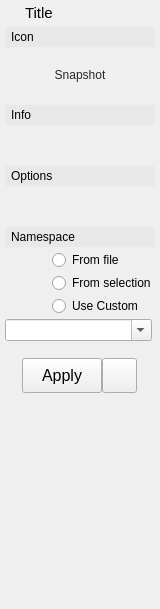
krathjen/studiolibrary, file src/studiolibrarymaya/resource/ui/BaseLoadWidget.ui: the form before one commit.
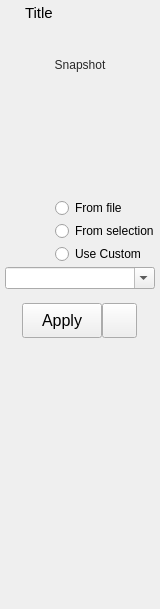
The form after the commit. Icons and pictures are not drawn.

Commit message: Improve the group box title widgets when loading an item

Patch:
```diff
--- a/src/studiolibrarymaya/resource/ui/BaseLoadWidget.ui
+++ b/src/studiolibrarymaya/resource/ui/BaseLoadWidget.ui
@@ -125,7 +125,13 @@
        <number>0</number>
       </property>
       <item>
-       <widget class="QFrame" name="iconToggleBoxHeading">
+       <widget class="QFrame" name="iconTitleFrame">
+        <property name="minimumSize">
+         <size>
+          <width>0</width>
+          <height>10</height>
+         </size>
+        </property>
         <property name="styleSheet">
          <string notr="true"/>
         </property>
@@ -142,43 +148,6 @@
          <property name="margin">
           <number>0</number>
          </property>
-         <item>
-          <widget class="QPushButton" name="iconToggleBoxButton">
-           <property name="minimumSize">
-            <size>
-             <width>0</width>
-             <height>20</height>
-            </size>
-           </property>
-           <property name="styleSheet">
-            <string notr="true">
-QPushButton {
-	Text-align: left;
-	padding-left: 5px;
-}
-
-QPushButton:Checked {
-	background-color: rgb(255,255,255,25);
-}
-
-QPushButton:!Checked {
-	background-color: rgb(255,255,255,10);
-}</string>
-           </property>
-           <property name="text">
-            <string>Icon</string>
-           </property>
-           <property name="checkable">
-            <bool>true</bool>
-           </property>
-           <property name="checked">
-            <bool>true</bool>
-           </property>
-           <property name="flat">
-            <bool>true</bool>
-           </property>
-          </widget>
-         </item>
         </layout>
        </widget>
       </item>
@@ -199,9 +168,12 @@
         <property name="frameShadow">
          <enum>QFrame::Plain</enum>
         </property>
+        <property name="lineWidth">
+         <number>0</number>
+        </property>
         <layout class="QVBoxLayout" name="verticalLayout_8">
          <property name="spacing">
-          <number>3</number>
+          <number>0</number>
          </property>
          <property name="leftMargin">
           <number>0</number>
@@ -353,7 +325,13 @@
        <number>0</number>
       </property>
       <item>
-       <widget class="QFrame" name="infoToggleBoxHeading">
+       <widget class="QFrame" name="infoTitleFrame">
+        <property name="minimumSize">
+         <size>
+          <width>0</width>
+          <height>10</height>
+         </size>
+        </property>
         <property name="styleSheet">
          <string notr="true"/>
         </property>
@@ -370,54 +348,23 @@
          <property name="margin">
           <number>0</number>
          </property>
-         <item>
-          <widget class="QPushButton" name="infoToggleBoxButton">
-           <property name="minimumSize">
-            <size>
-             <width>0</width>
-             <height>20</height>
-            </size>
-           </property>
-           <property name="styleSheet">
-            <string notr="true">
-QPushButton {
-	Text-align: left;
-	padding-left: 5px;
-}
-
-QPushButton:Checked {
-	background-color: rgb(255,255,255,25);
-}
-
-QPushButton:!Checked {
-	background-color: rgb(255,255,255,10);
-}</string>
-           </property>
-           <property name="text">
-            <string>Info</string>
-           </property>
-           <property name="checkable">
-            <bool>true</bool>
-           </property>
-           <property name="checked">
-            <bool>true</bool>
-           </property>
-           <property name="flat">
-            <bool>true</bool>
-           </property>
-          </widget>
-         </item>
         </layout>
        </widget>
       </item>
       <item>
-       <widget class="QFrame" name="infoToggleBoxFrame">
+       <widget class="QFrame" name="infoFrame">
         <property name="sizePolicy">
          <sizepolicy hsizetype="Preferred" vsizetype="Fixed">
           <horstretch>0</horstretch>
           <verstretch>0</verstretch>
          </sizepolicy>
         </property>
+        <property name="minimumSize">
+         <size>
+          <width>0</width>
+          <height>30</height>
+         </size>
+        </property>
         <property name="styleSheet">
          <string notr="true"/>
         </property>
@@ -425,11 +372,14 @@
          <enum>QFrame::NoFrame</enum>
         </property>
         <property name="frameShadow">
-         <enum>QFrame::Raised</enum>
+         <enum>QFrame::Plain</enum>
+        </property>
+        <property name="lineWidth">
+         <number>0</number>
         </property>
         <layout class="QVBoxLayout" name="verticalLayout_9">
          <property name="spacing">
-          <number>3</number>
+          <number>0</number>
          </property>
          <property name="leftMargin">
           <number>0</number>
@@ -441,41 +391,8 @@
           <number>0</number>
          </property>
          <property name="bottomMargin">
-          <number>3</number>
+          <number>0</number>
          </property>
-         <item>
-          <widget class="QFrame" name="infoFrame">
-           <property name="sizePolicy">
-            <sizepolicy hsizetype="Preferred" vsizetype="Expanding">
-             <horstretch>0</horstretch>
-             <verstretch>0</verstretch>
-            </sizepolicy>
-           </property>
-           <property name="minimumSize">
-            <size>
-             <width>0</width>
-             <height>30</height>
-            </size>
-           </property>
-           <property name="frameShape">
-            <enum>QFrame::NoFrame</enum>
-           </property>
-           <property name="frameShadow">
-            <enum>QFrame::Plain</enum>
-           </property>
-           <property name="lineWidth">
-            <number>0</number>
-           </property>
-           <layout class="QVBoxLayout" name="verticalLayout_14">
-            <property name="spacing">
-             <number>0</number>
-            </property>
-            <property name="margin">
-             <number>0</number>
-            </property>
-           </layout>
-          </widget>
-         </item>
         </layout>
        </widget>
       </item>
@@ -501,7 +418,19 @@
        <number>0</number>
       </property>
       <item>
-       <widget class="QFrame" name="info2ToggleBoxHeading">
+       <widget class="QFrame" name="optionsTitleFrame">
+        <property name="sizePolicy">
+         <sizepolicy hsizetype="Preferred" vsizetype="Preferred">
+          <horstretch>0</horstretch>
+          <verstretch>0</verstretch>
+         </sizepolicy>
+        </property>
+        <property name="minimumSize">
+         <size>
+          <width>0</width>
+          <height>10</height>
+         </size>
+        </property>
         <property name="styleSheet">
          <string notr="true"/>
         </property>
@@ -518,54 +447,23 @@
          <property name="margin">
           <number>0</number>
          </property>
-         <item>
-          <widget class="QPushButton" name="optionsToggleBoxButton">
-           <property name="minimumSize">
-            <size>
-             <width>0</width>
-             <height>20</height>
-            </size>
-           </property>
-           <property name="styleSheet">
-            <string notr="true">
-QPushButton {
-	Text-align: left;
-	padding-left: 5px;
-}
-
-QPushButton:Checked {
-	background-color: rgb(255,255,255,25);
-}
-
-QPushButton:!Checked {
-	background-color: rgb(255,255,255,10);
-}</string>
-           </property>
-           <property name="text">
-            <string>Options</string>
-           </property>
-           <property name="checkable">
-            <bool>true</bool>
-           </property>
-           <property name="checked">
-            <bool>true</bool>
-           </property>
-           <property name="flat">
-            <bool>true</bool>
-           </property>
-          </widget>
-         </item>
         </layout>
        </widget>
       </item>
       <item>
-       <widget class="QFrame" name="optionsToggleBoxFrame">
+       <widget class="QFrame" name="optionsFrame">
         <property name="sizePolicy">
          <sizepolicy hsizetype="Preferred" vsizetype="Fixed">
           <horstretch>0</horstretch>
           <verstretch>0</verstretch>
          </sizepolicy>
         </property>
+        <property name="minimumSize">
+         <size>
+          <width>0</width>
+          <height>30</height>
+         </size>
+        </property>
         <property name="styleSheet">
          <string notr="true"/>
         </property>
@@ -573,11 +471,14 @@
          <enum>QFrame::NoFrame</enum>
         </property>
         <property name="frameShadow">
-         <enum>QFrame::Raised</enum>
+         <enum>QFrame::Plain</enum>
+        </property>
+        <property name="lineWidth">
+         <number>0</number>
         </property>
         <layout class="QVBoxLayout" name="verticalLayout_20">
          <property name="spacing">
-          <number>3</number>
+          <number>0</number>
          </property>
          <property name="leftMargin">
           <number>0</number>
@@ -589,41 +490,8 @@
           <number>0</number>
          </property>
          <property name="bottomMargin">
-          <number>3</number>
+          <number>0</number>
          </property>
-         <item>
-          <widget class="QFrame" name="optionsFrame">
-           <property name="sizePolicy">
-            <sizepolicy hsizetype="Preferred" vsizetype="Expanding">
-             <horstretch>0</horstretch>
-             <verstretch>0</verstretch>
-            </sizepolicy>
-           </property>
-           <property name="minimumSize">
-            <size>
-             <width>0</width>
-             <height>30</height>
-            </size>
-           </property>
-           <property name="frameShape">
-            <enum>QFrame::NoFrame</enum>
-           </property>
-           <property name="frameShadow">
-            <enum>QFrame::Plain</enum>
-           </property>
-           <property name="lineWidth">
-            <number>0</number>
-           </property>
-           <layout class="QVBoxLayout" name="verticalLayout_21">
-            <property name="spacing">
-             <number>0</number>
-            </property>
-            <property name="margin">
-             <number>0</number>
-            </property>
-           </layout>
-          </widget>
-         </item>
         </layout>
        </widget>
       </item>
@@ -649,7 +517,13 @@
        <number>0</number>
       </property>
       <item>
-       <widget class="QFrame" name="namespaceToggleBoxHeading">
+       <widget class="QFrame" name="namespaceTitleFrame">
+        <property name="minimumSize">
+         <size>
+          <width>0</width>
+          <height>10</height>
+         </size>
+        </property>
         <property name="styleSheet">
          <string notr="true"/>
         </property>
@@ -666,43 +540,6 @@
          <property name="margin">
           <number>0</number>
          </property>
-         <item>
-          <widget class="QPushButton" name="namespaceToggleBoxButton">
-           <property name="minimumSize">
-            <size>
-             <width>0</width>
-             <height>20</height>
-            </size>
-           </property>
-           <property name="styleSheet">
-            <string notr="true">
-QPushButton {
-	Text-align: left;
-	padding-left: 5px;
-}
-
-QPushButton:Checked {
-	background-color: rgb(255,255,255,25);
-}
-
-QPushButton:!Checked {
-	background-color: rgb(255,255,255,10);
-}</string>
-           </property>
-           <property name="text">
-            <string>Namespace</string>
-           </property>
-           <property name="checkable">
-            <bool>true</bool>
-           </property>
-           <property name="checked">
-            <bool>true</bool>
-           </property>
-           <property name="flat">
-            <bool>true</bool>
-           </property>
-          </widget>
-         </item>
         </layout>
        </widget>
       </item>
@@ -734,10 +571,10 @@
           <number>3</number>
          </property>
          <property name="rightMargin">
-          <number>3</number>
+          <number>0</number>
          </property>
          <property name="bottomMargin">
-          <number>3</number>
+          <number>0</number>
          </property>
          <item>
           <layout class="QHBoxLayout" name="horizontalLayout_5">
```
Left out of the diff: 4 changed lines with no effect on the pictures. The commit also changes 4 other files.
